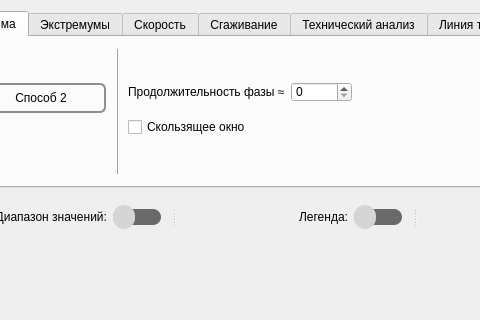
Old version of the form mainwindow.ui in the repository Kortesss/NO3; both pictures show x 273 to 753 and y 0 to 320 of the 940 by 635 pixel window.
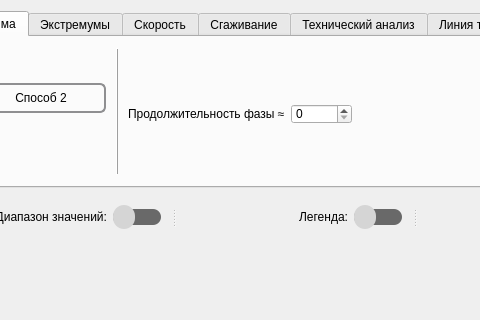
New version of the form. The open tabs and pages were chosen to show the change. Icons and pictures are not drawn. Custom widgets are drawn as their Qt base class.

```diff
--- a/mainwindow.ui
+++ b/mainwindow.ui
@@ -998,27 +998,7 @@
            </layout>
           </item>
           <item>
-           <layout class="QHBoxLayout" name="horizontalLayout_15">
-            <item>
-             <widget class="QCheckBox" name="checkTimeExp">
-              <property name="sizePolicy">
-               <sizepolicy hsizetype="Preferred" vsizetype="Preferred">
-                <horstretch>0</horstretch>
-                <verstretch>0</verstretch>
-               </sizepolicy>
-              </property>
-              <property name="maximumSize">
-               <size>
-                <width>16777215</width>
-                <height>16777215</height>
-               </size>
-              </property>
-              <property name="text">
-               <string>Скользящее окно</string>
-              </property>
-             </widget>
-            </item>
-           </layout>
+           <layout class="QHBoxLayout" name="horizontalLayout_15"/>
           </item>
           <item>
            <spacer name="verticalSpacer_11">
```
Left out of the diff: 11 changed lines with no effect on the pictures.
